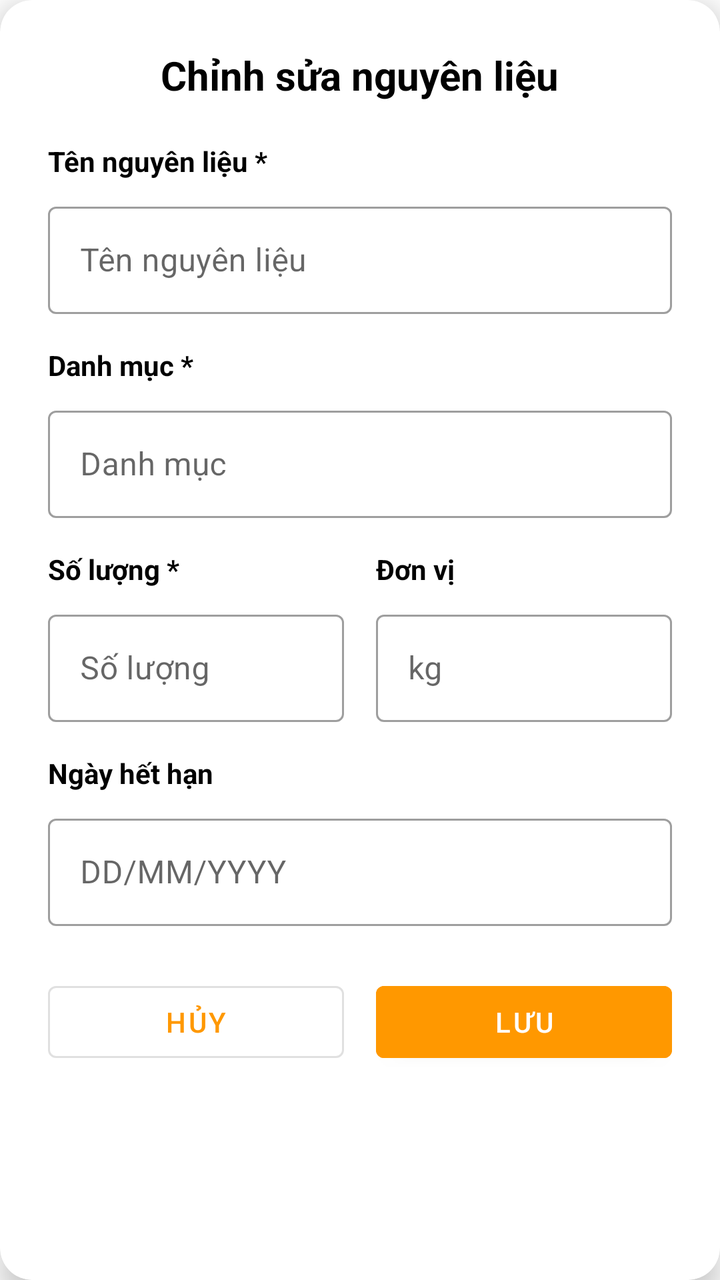
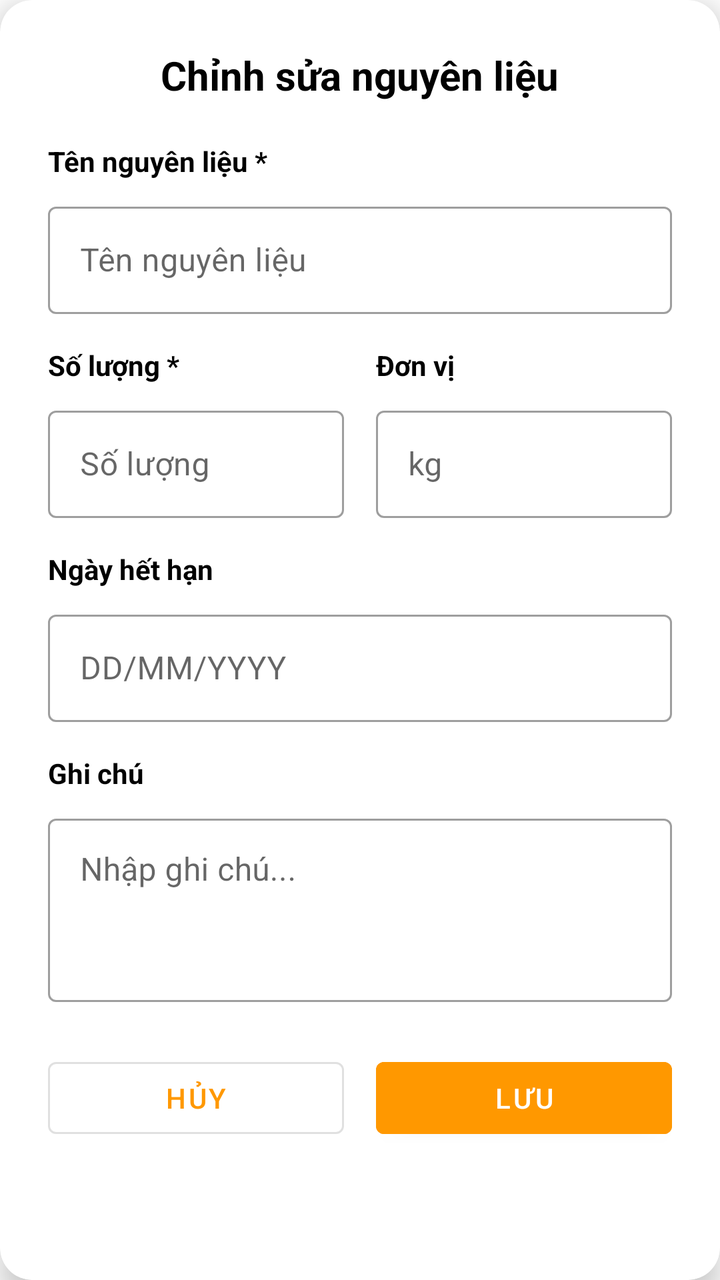

Screens rendered from an Android XML layout before and after an edit, with the pre-edit source and the edit as a unified diff.
<!-- AndroidManifest.xml: application theme Theme.CookEasy_LHD_113_T7 -->
<!-- res/layout/dialog_chinh_sua_nguyen_lieu.xml -->
<?xml version="1.0" encoding="utf-8"?>
<androidx.cardview.widget.CardView xmlns:android="http://schemas.android.com/apk/res/android"
    xmlns:app="http://schemas.android.com/apk/res-auto"
    android:layout_width="match_parent"
    android:layout_height="wrap_content"
    android:layout_margin="24dp"
    app:cardCornerRadius="16dp"
    app:cardElevation="8dp">

    <LinearLayout
        android:layout_width="match_parent"
        android:layout_height="wrap_content"
        android:orientation="vertical"
        android:padding="24dp">

        <TextView
            android:layout_width="wrap_content"
            android:layout_height="wrap_content"
            android:text="Chỉnh sửa nguyên liệu"
            android:textColor="#000000"
            android:textSize="20sp"
            android:textStyle="bold"
            android:layout_marginBottom="20dp"
            android:layout_gravity="center" />

        
        <TextView
            android:layout_width="wrap_content"
            android:layout_height="wrap_content"
            android:text="Tên nguyên liệu *"
            android:textColor="#000000"
            android:textSize="14sp"
            android:textStyle="bold"
            android:layout_marginBottom="8dp" />

        <com.google.android.material.textfield.TextInputLayout
            android:layout_width="match_parent"
            android:layout_height="wrap_content"
            android:layout_marginBottom="16dp"
            style="@style/Widget.MaterialComponents.TextInputLayout.OutlinedBox">

            <com.google.android.material.textfield.TextInputEditText
                android:id="@+id/etTenNguyenLieu"
                android:layout_width="match_parent"
                android:layout_height="wrap_content"
                android:hint="Tên nguyên liệu"
                android:inputType="text"
                android:padding="16dp" />
        </com.google.android.material.textfield.TextInputLayout>

        
        <TextView
            android:layout_width="wrap_content"
            android:layout_height="wrap_content"
            android:text="Danh mục *"
            android:textColor="#000000"
            android:textSize="14sp"
            android:textStyle="bold"
            android:layout_marginBottom="8dp" />

        <com.google.android.material.textfield.TextInputLayout
            android:layout_width="match_parent"
            android:layout_height="wrap_content"
            android:layout_marginBottom="16dp"
            style="@style/Widget.MaterialComponents.TextInputLayout.OutlinedBox">

            <com.google.android.material.textfield.TextInputEditText
                android:id="@+id/etDanhMuc"
                android:layout_width="match_parent"
                android:layout_height="wrap_content"
                android:hint="Danh mục"
                android:inputType="text"
                android:padding="16dp" />
        </com.google.android.material.textfield.TextInputLayout>

        
        <LinearLayout
            android:layout_width="match_parent"
            android:layout_height="wrap_content"
            android:orientation="horizontal"
            android:layout_marginBottom="16dp">

            <LinearLayout
                android:layout_width="0dp"
                android:layout_height="wrap_content"
                android:layout_weight="1"
                android:orientation="vertical"
                android:layout_marginEnd="8dp">

                <TextView
                    android:layout_width="wrap_content"
                    android:layout_height="wrap_content"
                    android:text="Số lượng *"
                    android:textColor="#000000"
                    android:textSize="14sp"
                    android:textStyle="bold"
                    android:layout_marginBottom="8dp" />

                <com.google.android.material.textfield.TextInputLayout
                    android:layout_width="match_parent"
                    android:layout_height="wrap_content"
                    style="@style/Widget.MaterialComponents.TextInputLayout.OutlinedBox">

                    <com.google.android.material.textfield.TextInputEditText
                        android:id="@+id/etSoLuong"
                        android:layout_width="match_parent"
                        android:layout_height="wrap_content"
                        android:hint="Số lượng"
                        android:inputType="numberDecimal"
                        android:padding="16dp" />
                </com.google.android.material.textfield.TextInputLayout>
            </LinearLayout>

            <LinearLayout
                android:layout_width="0dp"
                android:layout_height="wrap_content"
                android:layout_weight="1"
                android:orientation="vertical"
                android:layout_marginStart="8dp">

                <TextView
                    android:layout_width="wrap_content"
                    android:layout_height="wrap_content"
                    android:text="Đơn vị"
                    android:textColor="#000000"
                    android:textSize="14sp"
                    android:textStyle="bold"
                    android:layout_marginBottom="8dp" />

                <com.google.android.material.textfield.TextInputLayout
                    android:layout_width="match_parent"
                    android:layout_height="wrap_content"
                    style="@style/Widget.MaterialComponents.TextInputLayout.OutlinedBox">

                    <com.google.android.material.textfield.TextInputEditText
                        android:id="@+id/etDonVi"
                        android:layout_width="match_parent"
                        android:layout_height="wrap_content"
                        android:hint="kg"
                        android:inputType="text"
                        android:padding="16dp" />
                </com.google.android.material.textfield.TextInputLayout>
            </LinearLayout>
        </LinearLayout>

        
        <TextView
            android:layout_width="wrap_content"
            android:layout_height="wrap_content"
            android:text="Ngày hết hạn"
            android:textColor="#000000"
            android:textSize="14sp"
            android:textStyle="bold"
            android:layout_marginBottom="8dp" />

        <com.google.android.material.textfield.TextInputLayout
            android:layout_width="match_parent"
            android:layout_height="wrap_content"
            android:layout_marginBottom="24dp"
            style="@style/Widget.MaterialComponents.TextInputLayout.OutlinedBox">

            <com.google.android.material.textfield.TextInputEditText
                android:id="@+id/etNgayHetHan"
                android:layout_width="match_parent"
                android:layout_height="wrap_content"
                android:hint="DD/MM/YYYY"
                android:focusable="false"
                android:clickable="true"
                android:inputType="none"
                android:padding="16dp" />
        </com.google.android.material.textfield.TextInputLayout>

        
        <LinearLayout
            android:layout_width="match_parent"
            android:layout_height="wrap_content"
            android:orientation="horizontal"
            android:gravity="center">

            <Button
                android:id="@+id/btnHuy"
                android:layout_width="0dp"
                android:layout_height="wrap_content"
                android:layout_weight="1"
                android:text="Hủy"
                android:textColor="#FF9800"
                android:backgroundTint="#FFFFFF"
                style="@style/Widget.MaterialComponents.Button.OutlinedButton"
                android:layout_marginEnd="8dp" />

            <Button
                android:id="@+id/btnLuu"
                android:layout_width="0dp"
                android:layout_height="wrap_content"
                android:layout_weight="1"
                android:text="Lưu"
                android:textColor="#FFFFFF"
                android:backgroundTint="#FF9800"
                android:layout_marginStart="8dp" />
        </LinearLayout>
    </LinearLayout>
</androidx.cardview.widget.CardView>
<!-- resources referenced by this layout -->
<resources>
  <style name="Theme.CookEasy_LHD_113_T7" parent="Theme.MaterialComponents.DayNight.NoActionBar">
          
          <item name="colorPrimary">@color/purple_500</item>
          <item name="colorPrimaryVariant">@color/purple_700</item>
          <item name="colorOnPrimary">@color/white</item>
          
      </style>
  <color name="purple_500">#FF6200EE</color>
  <color name="purple_700">#FF3700B3</color>
  <color name="white">#FFFFFFFF</color>
</resources>

<!-- the commit's change to res/layout/dialog_chinh_sua_nguyen_lieu.xml (unified diff, before → after) -->
@@ -44,31 +44,6 @@
                 android:layout_width="match_parent"
                 android:layout_height="wrap_content"
                 android:hint="Tên nguyên liệu"
-                android:inputType="text"
-                android:padding="16dp" />
-        </com.google.android.material.textfield.TextInputLayout>
-
-        
-        <TextView
-            android:layout_width="wrap_content"
-            android:layout_height="wrap_content"
-            android:text="Danh mục *"
-            android:textColor="#000000"
-            android:textSize="14sp"
-            android:textStyle="bold"
-            android:layout_marginBottom="8dp" />
-
-        <com.google.android.material.textfield.TextInputLayout
-            android:layout_width="match_parent"
-            android:layout_height="wrap_content"
-            android:layout_marginBottom="16dp"
-            style="@style/Widget.MaterialComponents.TextInputLayout.OutlinedBox">
-
-            <com.google.android.material.textfield.TextInputEditText
-                android:id="@+id/etDanhMuc"
-                android:layout_width="match_parent"
-                android:layout_height="wrap_content"
-                android:hint="Danh mục"
                 android:inputType="text"
                 android:padding="16dp" />
         </com.google.android.material.textfield.TextInputLayout>
@@ -156,7 +131,7 @@
         <com.google.android.material.textfield.TextInputLayout
             android:layout_width="match_parent"
             android:layout_height="wrap_content"
-            android:layout_marginBottom="24dp"
+            android:layout_marginBottom="16dp"
             style="@style/Widget.MaterialComponents.TextInputLayout.OutlinedBox">
 
             <com.google.android.material.textfield.TextInputEditText
@@ -167,6 +142,33 @@
                 android:focusable="false"
                 android:clickable="true"
                 android:inputType="none"
+                android:padding="16dp" />
+        </com.google.android.material.textfield.TextInputLayout>
+
+        
+        <TextView
+            android:layout_width="wrap_content"
+            android:layout_height="wrap_content"
+            android:text="Ghi chú"
+            android:textColor="#000000"
+            android:textSize="14sp"
+            android:textStyle="bold"
+            android:layout_marginBottom="8dp" />
+
+        <com.google.android.material.textfield.TextInputLayout
+            android:layout_width="match_parent"
+            android:layout_height="wrap_content"
+            android:layout_marginBottom="24dp"
+            style="@style/Widget.MaterialComponents.TextInputLayout.OutlinedBox">
+
+            <com.google.android.material.textfield.TextInputEditText
+                android:id="@+id/etGhiChu"
+                android:layout_width="match_parent"
+                android:layout_height="wrap_content"
+                android:hint="Nhập ghi chú..."
+                android:inputType="textMultiLine"
+                android:minLines="3"
+                android:gravity="top|start"
                 android:padding="16dp" />
         </com.google.android.material.textfield.TextInputLayout>
 
